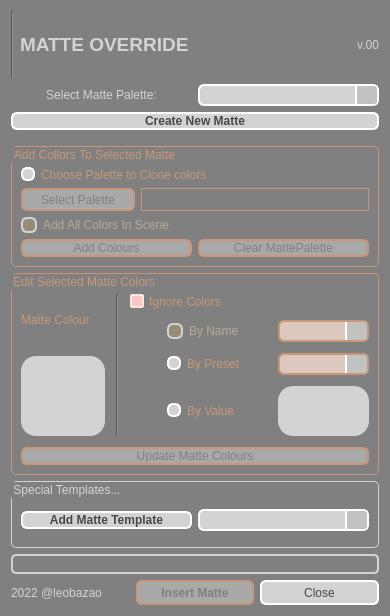
First picture: the form in package/harmony20/BirdoPack/ui/BD_MatteOverride.ui, repository otmbneto/BirdoApp, before the edit.
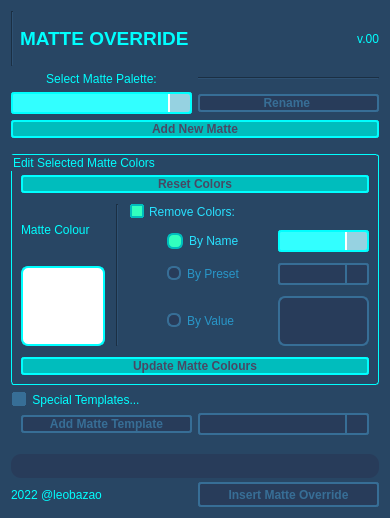
Second picture: the form after the edit.

Commit message: 1o update do MatteOverride depois de conversas com Rui - change ui e funcoes

The edit to the form file:
```diff
--- a/package/harmony20/BirdoPack/ui/BD_MatteOverride.ui
+++ b/package/harmony20/BirdoPack/ui/BD_MatteOverride.ui
@@ -2,51 +2,77 @@
 <ui version="4.0">
  <class>Form</class>
  <widget class="QWidget" name="Form">
+  <property name="enabled">
+   <bool>true</bool>
+  </property>
   <property name="geometry">
    <rect>
     <x>0</x>
     <y>0</y>
     <width>390</width>
-    <height>616</height>
+    <height>518</height>
    </rect>
   </property>
+  <property name="sizePolicy">
+   <sizepolicy hsizetype="Preferred" vsizetype="Preferred">
+    <horstretch>0</horstretch>
+    <verstretch>0</verstretch>
+   </sizepolicy>
+  </property>
   <property name="windowTitle">
    <string>Matte Override</string>
   </property>
   <property name="styleSheet">
    <string notr="true">QLabel {
-	color: lightgray;
+	color: rgb(0, 255, 255);
 }
 
 QLabel:disabled {
-	color: rgb(200, 150, 120);
+	color: rgb(55, 110, 150);
 }
 
 QWidget{
-	background-color: gray;
+	background-color: rgb(40, 70, 100);
 }
 
 QGroupBox {
-	color: lightgray;
-	border: 1px solid lightgray;
-	border-radius: 5px;
+	color: rgb(0, 255, 255);
+	border: 1px solid rgb(0, 255, 255);
+	border-radius: 3px;
 }
 
 QGroupBox:disabled {
-	color: rgb(200, 150, 120);
-	border: 1px solid rgb(200, 150, 120);
+	color: rgb(55, 110, 150);
+	border: 1px solid rgb(55, 110, 150);
+}
+
+QGroupBox::indicator:checked {
+    border: 2px solid rgb(0, 189, 189);
+	border-radius: 1px;
+	background-color: rgb(50, 255, 190)
+}
+
+QGroupBox::indicator:unchecked {
+    border: 2px solid rgb(55, 110, 150);
+	border-radius: 1px;
+	background-color: rgb(55, 110, 150);
+}
+
+QGroupBox::indicator:checked:disabled {
+	background-color: rgb(55, 110, 150);
+	border-color: rgb(55, 110, 150);
 }
 
 QComboBox {
 	color: black;
-    border: 2px solid white;
-    border-radius: 6px;
+    border: 2px solid rgb(0, 255, 255);
+    border-radius: 3px;
     padding: 1px 18px 1px 3px;
     min-width: 6em;
 }
 
 QComboBox:!editable, QComboBox::drop-down:editable {
-     background: lightgray;
+     background: rgb(50, 255, 255);
 }
 
 QComboBox:on { /* shift the text when the popup opens */
@@ -56,7 +82,7 @@
 
 QComboBox::drop-down {
     width: 20px;
-	background-color: rgb(194, 194, 194);
+	background-color: rgb(150, 210, 225);
     border-left-width: 2px;
     border-left-color: white;
     border-left-style: solid; /* just a single line */
@@ -71,24 +97,33 @@
 
 QComboBox QAbstractItemView{
     border: 2px solid white;
-	border-radius: 10px;
-    color: gray;
-	background-color: lightgray;
+	border-radius: 5px;
+    color: rgb(40, 70, 110);
+	background-color: rgb(0, 255, 255);
     selection-background-color: #05B8CC;
 	selection-color: white;
 	selection-item-border-radius: 2px;
 	padding: 3px 3px ;
 }
 
+QComboBox::drop-down:disabled {
+    width: 20px;
+	background-color: rgb(40, 60, 90);
+    border-left-width: 2px;
+    border-left-color: rgb(55, 110, 150);
+    border-left-style: solid; /* just a single line */
+    border-top-right-radius: 3px; /* same radius as the QComboBox */
+    border-bottom-right-radius: 3px;
+}
 QComboBox::disabled {
-	border-color: rgb(200, 150, 120);
-	background: rgb(220, 200, 190);
-	color: gray;
+	border-color: rgb(55, 110, 150);
+	background: rgb(40, 60, 90);
+	color: rgb(55, 110, 150);
 }
 
 QScrollBar:vertical {
 	border-left-width: 2px solid white;
-	border-radius: 5px;
+	border-radius: 3px;
 	background-color: rgb(194, 194, 194);
 }
 
@@ -102,60 +137,56 @@
 	background: rgb(194, 194, 194);
 }
 
-QRadioButton::checked::disabled {
-	color: rgb(180, 170, 150);
-}
-
-QRadioButton::unchecked::disabled {
-	color: rgb(200, 150, 120);
-}
-
 QRadioButton::checked {
-	color: rgb(167, 255, 238);
+	color: rgb(40, 225, 255);
 }
 
 QRadioButton::unchecked {
-	color: lightgray;
+	color: rgb(40, 150, 200);
+}
+
+QRadioButton:disabled {
+	color: rgb(55, 110, 150);
 }
 
 QRadioButton::indicator::unchecked{ 
-	border: 2px solid white;
+	border: 2px solid rgb(55, 110, 150);
 	border-radius: 6px;
-	background-color: white;
+	background-color: rgb(40, 60, 90);
 	width: 10px;
 	height: 10px;
 }
 
 QRadioButton::indicator::checked{
-	border: 2px solid lightgray;
+	border: 2px solid rgb(0, 189, 189);
+	background-color: rgb(50, 255, 190);
 	border-radius: 6px;
-	background-color: rgb(68, 68, 68);
 	width: 12px;
 	height: 12px;
 }
 
 QRadioButton::indicator::checked::disabled {
-	color: rgb(150, 125, 120);
-	background-color: rgb(150, 140, 120);
+	border: 2px solid rgb(40, 60, 90);
+	background-color: rgb(40, 60, 90);
 }
 
 QRadioButton::indicator::unchecked::disabled {
-	color: rgb(200, 150, 120);
-	background-color: lightgray;
+	border: 2px solid rgb(40, 60, 90);
+	background-color: rgb(50, 70, 100);
 }
 
 QPushButton {
-	color: rgb(72, 72, 72);
-    border: 2px solid white;
-    border-radius: 6px;
-	background-color: lightgray;
+	color: rgb(72, 72, 100);
+    border: 2px solid rgb(0, 255, 255);
+    border-radius: 3px;
+	background-color: rgb(0, 189, 189);
     min-width: 80px;
 }
 
-QPushButton:checked {
-	color: white;
+QPushButton:pressed {
+	color: rgb(0, 189, 189);
 	border-color: white;
-    background-color: #05B8CC;
+    background-color: rgb(0, 255, 255);
 }
 
 QPushButton:hover{
@@ -164,42 +195,54 @@
 }
 
 QPushButton:disabled {
-	color: gray;
-    border: 2px solid rgb(200, 150, 120);
-	background-color: darkgray;
+	color: rgb(55, 110, 150);
+    border: 2px solid rgb(55, 110, 150);
+	background-color: rgb(40, 60, 90);
+	font: 75 8pt &quot;MS Shell Dlg 2&quot;;
 }
 
 QCheckBox {
-	color: white;
+	color: rgb(40, 225, 255);
     spacing: 5px;
 }
 
-QCheckBox::indicator:unchecked {
-    border: 2px solid white;
-	border-radius: 2px;
-	background-color: lightgray;
+QCheckBox:unchecked {
+	color: rgb(40, 150, 200);
+    spacing: 5px;
 }
 
 QCheckBox::indicator:checked {
-    border: 2px solid lightgray;
+    border: 2px solid rgb(0, 189, 189);
 	border-radius: 1px;
-	background-color: rgb(68, 68, 68);
+	background-color: rgb(50, 255, 190);
+}
+
+QCheckBox::indicator:unchecked {
+    border: 2px solid rgb(0, 189, 189);
+	border-radius: 1px;
+	background-color:  rgb(40, 70, 100);
 }
 
 QCheckBox:disabled{
-	color: rgb(200, 150, 120);
+	color: rgb(55, 110, 150);
 }
 
 QCheckBox::indicator:checked:disabled {
-    color: rgb(250, 90, 120);
-	background-color: rgb(250, 200, 200);
-	border-color: rgb(255, 230, 220);
+	background-color: rgb(55, 110, 150);
+	border-color: rgb(55, 110, 150);
 }</string>
   </property>
   <layout class="QGridLayout" name="gridLayout_5">
    <item row="1" column="0">
     <layout class="QGridLayout" name="gridLayout_4">
-     <item row="0" column="0">
+     <item row="1" column="1">
+      <widget class="Line" name="line_3">
+       <property name="orientation">
+        <enum>Qt::Horizontal</enum>
+       </property>
+      </widget>
+     </item>
+     <item row="1" column="0">
       <widget class="QLabel" name="label">
        <property name="text">
         <string>Select Matte Palette:</string>
@@ -209,14 +252,36 @@
        </property>
       </widget>
      </item>
-     <item row="0" column="1">
+     <item row="3" column="0">
       <widget class="QComboBox" name="comboMatteList">
+       <property name="enabled">
+        <bool>true</bool>
+       </property>
        <property name="toolTip">
         <string>Choose matte palette to edit or apply</string>
        </property>
       </widget>
      </item>
-     <item row="1" column="0" colspan="2">
+     <item row="3" column="1">
+      <widget class="QPushButton" name="pushRenamePalette">
+       <property name="enabled">
+        <bool>false</bool>
+       </property>
+       <property name="font">
+        <font>
+         <weight>75</weight>
+         <bold>true</bold>
+        </font>
+       </property>
+       <property name="toolTip">
+        <string>Creates new matte palette in the scene</string>
+       </property>
+       <property name="text">
+        <string>Rename </string>
+       </property>
+      </widget>
+     </item>
+     <item row="4" column="0" colspan="2">
       <widget class="QPushButton" name="pushCreateMatte">
        <property name="enabled">
         <bool>true</bool>
@@ -231,124 +296,13 @@
         <string>Creates new matte palette in the scene</string>
        </property>
        <property name="text">
-        <string>Create New Matte</string>
+        <string>Add New Matte</string>
        </property>
       </widget>
      </item>
     </layout>
    </item>
-   <item row="7" column="0">
-    <layout class="QHBoxLayout" name="horizontalLayout_2">
-     <property name="sizeConstraint">
-      <enum>QLayout::SetFixedSize</enum>
-     </property>
-     <item>
-      <widget class="QLabel" name="label_4">
-       <property name="text">
-        <string>2022 @leobazao</string>
-       </property>
-      </widget>
-     </item>
-     <item>
-      <widget class="QPushButton" name="addMatteNodeButton">
-       <property name="enabled">
-        <bool>false</bool>
-       </property>
-       <property name="sizePolicy">
-        <sizepolicy hsizetype="Preferred" vsizetype="Fixed">
-         <horstretch>0</horstretch>
-         <verstretch>0</verstretch>
-        </sizepolicy>
-       </property>
-       <property name="minimumSize">
-        <size>
-         <width>84</width>
-         <height>25</height>
-        </size>
-       </property>
-       <property name="maximumSize">
-        <size>
-         <width>16777215</width>
-         <height>25</height>
-        </size>
-       </property>
-       <property name="font">
-        <font>
-         <weight>75</weight>
-         <bold>true</bold>
-        </font>
-       </property>
-       <property name="toolTip">
-        <string>Adiciona um Matte Override na node view! (selecione um node para addicionar e conectar embaixo dele</string>
-       </property>
-       <property name="styleSheet">
-        <string notr="true"/>
-       </property>
-       <property name="text">
-        <string>Insert Matte</string>
-       </property>
-      </widget>
-     </item>
-     <item>
-      <widget class="QPushButton" name="closeButton">
-       <property name="sizePolicy">
-        <sizepolicy hsizetype="Preferred" vsizetype="Fixed">
-         <horstretch>0</horstretch>
-         <verstretch>0</verstretch>
-        </sizepolicy>
-       </property>
-       <property name="minimumSize">
-        <size>
-         <width>84</width>
-         <height>24</height>
-        </size>
-       </property>
-       <property name="maximumSize">
-        <size>
-         <width>16777215</width>
-         <height>25</height>
-        </size>
-       </property>
-       <property name="toolTip">
-        <string>Fecha portera!</string>
-       </property>
-       <property name="styleSheet">
-        <string notr="true">QPushButton {
-	color: rgb(72, 72, 72);
-    border: 2px solid white;
-    border-radius: 6px;
-	background-color: lightgray;
-    min-width: 80px;
-	min-height: 20px;
-}
-
-QPushButton:pressed {
-	color: white;
-	border-color: white;
-    background-color: rgb(255, 196, 197);
-}
-
-QPushButton:flat {
-    border: none; /* no border for a flat push button */
-}
-
-QPushButton:default {
-    border-color: navy; /* make the default button prominent */
-}
-
-QPushButton:hover{
-    border: 2px solid #05B8CC;
-    color: black;
-}</string>
-       </property>
-       <property name="text">
-        <string>Close</string>
-       </property>
-      </widget>
-     </item>
-    </layout>
-   </item>
-   <item row="6" column="0">
+   <item row="5" column="0">
     <widget class="QProgressBar" name="progressBar">
      <property name="maximumSize">
       <size>
@@ -356,17 +310,30 @@
        <height>20</height>
       </size>
      </property>
+     <property name="font">
+      <font>
+       <pointsize>8</pointsize>
+       <weight>50</weight>
+       <bold>false</bold>
+      </font>
+     </property>
      <property name="styleSheet">
       <string notr="true">QProgressBar {
-	color: white;
+	color: rgb(0, 255, 255);
 	padding: 2 2px;
-	border: 2px solid lightgray;
-    border-radius: 5px;
+	border: null;
+	border-radius: 10px;
+	min-height: 20px;
+	background-color: rgb(40, 60, 90);	
 }
 
 QProgressBar::chunk {
-	background-color: #05B8CC;
-	width: 20px;
+	border-top: 3px solid rgb(0, 255, 255);
+	border-bottom: 1px solid white;
+	border-left: 2px solid rgb(0, 255, 255);
+	border-right: 2px solid rgb(0, 255, 255);
+	border-radius: 10px;
+	background: rgb(40, 70, 100);
 }</string>
      </property>
      <property name="value">
@@ -405,6 +372,60 @@
      </property>
     </spacer>
    </item>
+   <item row="6" column="0">
+    <layout class="QHBoxLayout" name="horizontalLayout_2">
+     <property name="sizeConstraint">
+      <enum>QLayout::SetFixedSize</enum>
+     </property>
+     <item>
+      <widget class="QLabel" name="label_4">
+       <property name="text">
+        <string>2022 @leobazao</string>
+       </property>
+      </widget>
+     </item>
+     <item>
+      <widget class="QPushButton" name="addMatteNodeButton">
+       <property name="enabled">
+        <bool>false</bool>
+       </property>
+       <property name="sizePolicy">
+        <sizepolicy hsizetype="Preferred" vsizetype="Fixed">
+         <horstretch>0</horstretch>
+         <verstretch>0</verstretch>
+        </sizepolicy>
+       </property>
+       <property name="minimumSize">
+        <size>
+         <width>84</width>
+         <height>25</height>
+        </size>
+       </property>
+       <property name="maximumSize">
+        <size>
+         <width>16777215</width>
+         <height>25</height>
+        </size>
+       </property>
+       <property name="font">
+        <font>
+         <weight>75</weight>
+         <bold>true</bold>
+        </font>
+       </property>
+       <property name="toolTip">
+        <string>Adiciona um Matte Override na node view! (selecione um node para addicionar e conectar embaixo dele</string>
+       </property>
+       <property name="styleSheet">
+        <string notr="true"/>
+       </property>
+       <property name="text">
+        <string>Insert Matte Override</string>
+       </property>
+      </widget>
+     </item>
+    </layout>
+   </item>
    <item row="0" column="0">
     <layout class="QHBoxLayout" name="horizontalLayout">
      <item>
@@ -443,10 +464,16 @@
      </item>
     </layout>
    </item>
-   <item row="4" column="0">
-    <widget class="QGroupBox" name="groupAdvenced">
+   <item row="3" column="0">
+    <widget class="QGroupBox" name="groupEditColors">
      <property name="enabled">
-      <bool>false</bool>
+      <bool>true</bool>
+     </property>
+     <property name="sizePolicy">
+      <sizepolicy hsizetype="Preferred" vsizetype="Fixed">
+       <horstretch>0</horstretch>
+       <verstretch>0</verstretch>
+      </sizepolicy>
      </property>
      <property name="toolTip">
       <string>Edita as cores do Matte</string>
@@ -464,7 +491,7 @@
       <property name="spacing">
        <number>11</number>
       </property>
-      <item row="0" column="0">
+      <item row="1" column="0">
        <layout class="QVBoxLayout" name="verticalLayout">
         <item>
          <widget class="QLabel" name="label_6">
@@ -498,9 +525,9 @@
           </property>
           <property name="styleSheet">
            <string notr="true">QPushButton {
-	border: 2px solid lightgray;
-	border-radius: 15px;
-	background: rgb(255,255,255);		
+	border: 2px solid rgb(0, 255, 255);
+	border-radius: 7px;
+	background: rgba(255, 255, 255, 255);
 }
 
 QPushButton::hover {
@@ -508,7 +535,8 @@
 }
 
 QPushButton::disabled {
-	background: lightgray;	
+	border: 2px solid rgb(55, 110, 150);
+	background: rgb(40, 60, 90);	
 }</string>
           </property>
           <property name="text">
@@ -518,14 +546,14 @@
         </item>
        </layout>
       </item>
-      <item row="0" column="1">
+      <item row="1" column="1">
        <widget class="Line" name="line_2">
         <property name="orientation">
          <enum>Qt::Vertical</enum>
         </property>
        </widget>
       </item>
-      <item row="0" column="2">
+      <item row="1" column="2">
        <layout class="QGridLayout" name="gridLayout" columnstretch="0,0,0" columnminimumwidth="0,0,0">
         <property name="leftMargin">
          <number>0</number>
@@ -594,9 +622,9 @@
           </property>
           <property name="styleSheet">
            <string notr="true">QPushButton {
-	border: 2px solid lightgray;
-	border-radius: 15px;
-	background: rgb(0,0,0);		
+	border: 2px solid rgb(0, 255, 255);
+	border-radius: 7px;
+	background: rgba(255, 255, 255, 255);		
 }
 
 QPushButton::hover {
@@ -604,7 +632,8 @@
 }
 
 QPushButton::disabled {
-	background: lightgray;	
+	border: 2px solid rgb(55, 110, 150);
+	background: rgb(40, 60, 90);	
 }</string>
           </property>
           <property name="text">
@@ -632,19 +661,6 @@
           </property>
          </widget>
         </item>
-        <item row="0" column="0" colspan="2">
-         <widget class="QCheckBox" name="checkIgnore">
-          <property name="toolTip">
-           <string>Use ignore colors options</string>
-          </property>
-          <property name="text">
-           <string>Ignore Colors</string>
-          </property>
-          <property name="checked">
-           <bool>true</bool>
-          </property>
-         </widget>
-        </item>
         <item row="1" column="0" rowspan="3">
          <spacer name="verticalSpacer">
           <property name="orientation">
@@ -658,10 +674,29 @@
           </property>
          </spacer>
         </item>
+        <item row="0" column="0" colspan="3">
+         <widget class="QCheckBox" name="checkIgnore">
+          <property name="toolTip">
+           <string>Use ignore colors options</string>
+          </property>
+          <property name="text">
+           <string>Remove Colors:</string>
+          </property>
+          <property name="checked">
+           <bool>true</bool>
+          </property>
+         </widget>
+        </item>
        </layout>
       </item>
-      <item row="1" column="0" colspan="3">
+      <item row="2" column="0" colspan="3">
        <widget class="QPushButton" name="pushUpdateColors">
+        <property name="font">
+         <font>
+          <weight>75</weight>
+          <bold>true</bold>
+         </font>
+        </property>
         <property name="toolTip">
          <string>Update Colors in Matte palette</string>
         </property>
@@ -673,133 +708,44 @@
         </property>
        </widget>
       </item>
-     </layout>
-    </widget>
-   </item>
-   <item row="3" column="0">
-    <widget class="QGroupBox" name="groupPalettes">
-     <property name="enabled">
-      <bool>false</bool>
-     </property>
-     <property name="toolTip">
-      <string>Add palettes colors options</string>
-     </property>
-     <property name="title">
-      <string>Add Collors To Selected Matte</string>
-     </property>
-     <property name="alignment">
-      <set>Qt::AlignLeading|Qt::AlignLeft|Qt::AlignTop</set>
-     </property>
-     <layout class="QGridLayout" name="gridLayout_3">
-      <property name="topMargin">
-       <number>20</number>
-      </property>
-      <item row="1" column="0">
-       <layout class="QHBoxLayout" name="horizontalLayout_4" stretch="1,2">
-        <item>
-         <widget class="QPushButton" name="pushSelPal">
-          <property name="enabled">
-           <bool>false</bool>
-          </property>
-          <property name="minimumSize">
-           <size>
-            <width>84</width>
-            <height>23</height>
-           </size>
-          </property>
-          <property name="toolTip">
-           <string>Seleione a palette para adicionar no Matte</string>
-          </property>
-          <property name="text">
-           <string>Select Palette</string>
-          </property>
-         </widget>
-        </item>
-        <item>
-         <widget class="QLabel" name="labelPalette">
-          <property name="enabled">
-           <bool>false</bool>
-          </property>
-          <property name="maximumSize">
-           <size>
-            <width>16777215</width>
-            <height>26</height>
-           </size>
-          </property>
-          <property name="toolTip">
-           <string>Nome da Paleta</string>
-          </property>
-          <property name="frameShape">
-           <enum>QFrame::Box</enum>
-          </property>
-          <property name="text">
-           <string/>
-          </property>
-         </widget>
-        </item>
-       </layout>
-      </item>
-      <item row="3" column="0">
-       <layout class="QHBoxLayout" name="horizontalLayout_3">
-        <item>
-         <widget class="QPushButton" name="pushAddColors">
-          <property name="enabled">
-           <bool>false</bool>
-          </property>
-          <property name="toolTip">
-           <string>Add selected palettes options to matte</string>
-          </property>
-          <property name="text">
-           <string>Add Colours</string>
-          </property>
-         </widget>
-        </item>
-        <item>
-         <widget class="QPushButton" name="pushRemoveColors">
-          <property name="enabled">
-           <bool>false</bool>
-          </property>
-          <property name="text">
-           <string>Clear MattePalette</string>
-          </property>
-         </widget>
-        </item>
-       </layout>
-      </item>
-      <item row="0" column="0">
-       <widget class="QRadioButton" name="radioChoosePal">
-        <property name="toolTip">
-         <string>Add only selected Palette in colors view</string>
-        </property>
-        <property name="text">
-         <string>Choose Palette to Clone colors</string>
-        </property>
-        <property name="checked">
-         <bool>false</bool>
-        </property>
-       </widget>
-      </item>
-      <item row="2" column="0">
-       <widget class="QRadioButton" name="radioAllColors">
-        <property name="toolTip">
-         <string>Add ALL colors in the scene to the matte</string>
-        </property>
-        <property name="text">
-         <string>Add All Colors In Scene</string>
-        </property>
-        <property name="checked">
+      <item row="0" column="0" colspan="3">
+       <widget class="QPushButton" name="pushRemoveColors">
+        <property name="enabled">
          <bool>true</bool>
         </property>
+        <property name="font">
+         <font>
+          <weight>75</weight>
+          <bold>true</bold>
+         </font>
+        </property>
+        <property name="toolTip">
+         <string>Reset all colors in matte to white, and add  back removed colors.</string>
+        </property>
+        <property name="text">
+         <string>Reset Colors</string>
+        </property>
        </widget>
       </item>
      </layout>
     </widget>
    </item>
-   <item row="5" column="0">
+   <item row="4" column="0">
     <widget class="QGroupBox" name="groupTeplate">
+     <property name="styleSheet">
+      <string notr="true">QGroupBox {
+	border: null;
+}</string>
+     </property>
      <property name="title">
       <string>Special Templates...</string>
      </property>
+     <property name="checkable">
+      <bool>true</bool>
+     </property>
+     <property name="checked">
+      <bool>false</bool>
+     </property>
      <layout class="QGridLayout" name="gridLayout_6">
       <property name="topMargin">
        <number>20</number>
@@ -807,7 +753,7 @@
       <item row="0" column="0">
        <widget class="QPushButton" name="pushAddSpecialTpl">
         <property name="enabled">
-         <bool>true</bool>
+         <bool>false</bool>
         </property>
         <property name="font">
          <font>
```
Left out of the diff: 8 changed lines with no effect on the pictures. The commit also changes 1 other file.
